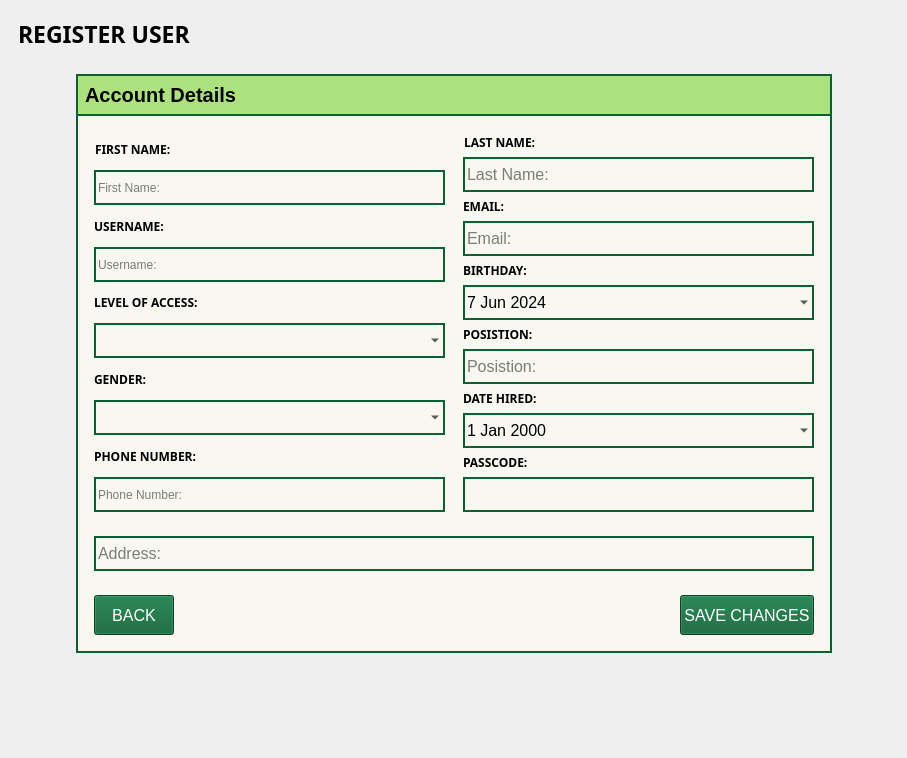
Old version of the form Screens/MainMenuScreens/Registration/Registration_user.ui in the repository Bideiro/Ranil_project_py.
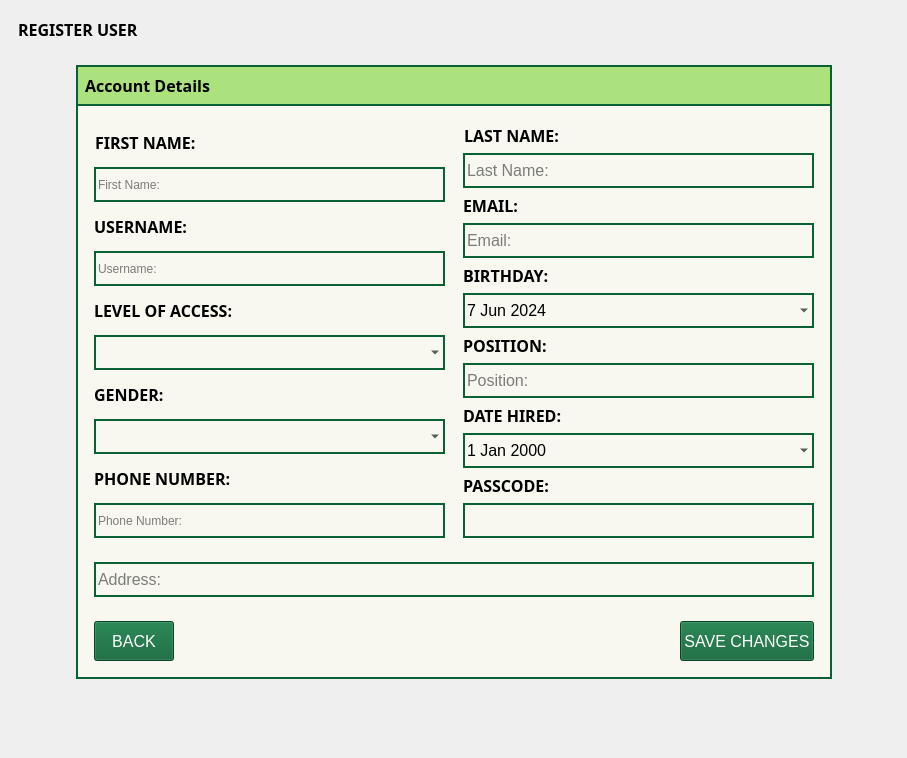
New version of the form.

```diff
--- a/Screens/MainMenuScreens/Registration/Registration_user.ui
+++ b/Screens/MainMenuScreens/Registration/Registration_user.ui
@@ -63,7 +63,8 @@
          <property name="font">
           <font>
            <family>DM Sans</family>
-           <pointsize>17</pointsize>
+           <pointsize>12</pointsize>
+           <italic>false</italic>
            <bold>true</bold>
           </font>
          </property>
@@ -140,7 +141,9 @@
                </property>
                <property name="font">
                 <font>
-                 <pointsize>15</pointsize>
+                 <family>DM Sans</family>
+                 <pointsize>12</pointsize>
+                 <italic>false</italic>
                  <bold>true</bold>
                 </font>
                </property>
@@ -198,6 +201,8 @@
                      <property name="font">
                       <font>
                        <family>DM Sans</family>
+                       <pointsize>12</pointsize>
+                       <italic>false</italic>
                        <bold>true</bold>
                       </font>
                      </property>
@@ -236,7 +241,8 @@
                      <property name="font">
                       <font>
                        <family>DM Sans</family>
-                       <pointsize>9</pointsize>
+                       <pointsize>12</pointsize>
+                       <italic>false</italic>
                        <bold>true</bold>
                       </font>
                      </property>
@@ -269,6 +275,8 @@
                      <property name="font">
                       <font>
                        <family>DM Sans</family>
+                       <pointsize>12</pointsize>
+                       <italic>false</italic>
                        <bold>true</bold>
                       </font>
                      </property>
@@ -317,6 +325,8 @@
                      <property name="font">
                       <font>
                        <family>DM Sans</family>
+                       <pointsize>12</pointsize>
+                       <italic>false</italic>
                        <bold>true</bold>
                       </font>
                      </property>
@@ -342,16 +352,6 @@
                      <property name="placeholderText">
                       <string>Gender:</string>
                      </property>
-                     <item>
-                      <property name="text">
-                       <string>Female</string>
-                      </property>
-                     </item>
-                     <item>
-                      <property name="text">
-                       <string>Male</string>
-                      </property>
-                     </item>
                     </widget>
                    </item>
                    <item>
@@ -359,6 +359,8 @@
                      <property name="font">
                       <font>
                        <family>DM Sans</family>
+                       <pointsize>12</pointsize>
+                       <italic>false</italic>
                        <bold>true</bold>
                       </font>
                      </property>
@@ -412,7 +414,8 @@
                      <property name="font">
                       <font>
                        <family>DM Sans</family>
-                       <pointsize>9</pointsize>
+                       <pointsize>12</pointsize>
+                       <italic>false</italic>
                        <bold>true</bold>
                       </font>
                      </property>
@@ -451,6 +454,8 @@
                      <property name="font">
                       <font>
                        <family>DM Sans</family>
+                       <pointsize>12</pointsize>
+                       <italic>false</italic>
                        <bold>true</bold>
                       </font>
                      </property>
@@ -486,6 +491,8 @@
                      <property name="font">
                       <font>
                        <family>DM Sans</family>
+                       <pointsize>12</pointsize>
+                       <italic>false</italic>
                        <bold>true</bold>
                       </font>
                      </property>
@@ -547,11 +554,13 @@
                      <property name="font">
                       <font>
                        <family>DM Sans</family>
+                       <pointsize>12</pointsize>
+                       <italic>false</italic>
                        <bold>true</bold>
                       </font>
                      </property>
                      <property name="text">
-                      <string>POSISTION:</string>
+                      <string>POSITION:</string>
                      </property>
                     </widget>
                    </item>
@@ -573,7 +582,7 @@
                       <string/>
                      </property>
                      <property name="placeholderText">
-                      <string>Posistion:</string>
+                      <string>Position:</string>
                      </property>
                     </widget>
                    </item>
@@ -582,6 +591,8 @@
                      <property name="font">
                       <font>
                        <family>DM Sans</family>
+                       <pointsize>12</pointsize>
+                       <italic>false</italic>
                        <bold>true</bold>
                       </font>
                      </property>
@@ -623,6 +634,8 @@
                      <property name="font">
                       <font>
                        <family>DM Sans</family>
+                       <pointsize>12</pointsize>
+                       <italic>false</italic>
                        <bold>true</bold>
                       </font>
                      </property>
```
Left out of the diff: 8 changed lines with no effect on the pictures.
